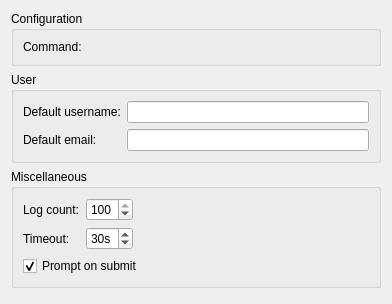
Old version of the form src/plugins/mercurial/optionspage.ui in the repository qt-creator/qt-creator.
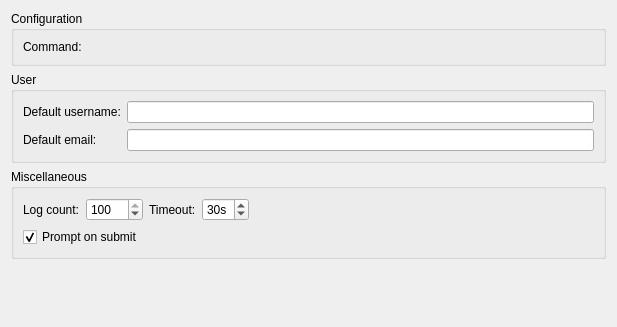
New version of the form. Custom widgets are drawn as their Qt base class.

Commit message:
Reduce height of version control settings pages.
This is basically about the git page, but the others have similar
controls.
I'd actually like to get rid of the gitk and repository browser boxes,
but don't want to change too many strings for 2.6.1.

Task-number: QTCREATORBUG-8345

```diff
--- a/src/plugins/mercurial/optionspage.ui
+++ b/src/plugins/mercurial/optionspage.ui
@@ -6,8 +6,8 @@
    <rect>
     <x>0</x>
     <y>0</y>
-    <width>392</width>
-    <height>304</height>
+    <width>617</width>
+    <height>327</height>
    </rect>
   </property>
   <property name="windowTitle">
@@ -103,6 +103,23 @@
        </widget>
       </item>
       <item row="0" column="2">
+       <widget class="QLabel" name="timeoutSecondsLabel">
+        <property name="text">
+         <string>Timeout:</string>
+        </property>
+       </widget>
+      </item>
+      <item row="0" column="3">
+       <widget class="QSpinBox" name="timeout">
+        <property name="suffix">
+         <string>s</string>
+        </property>
+        <property name="value">
+         <number>30</number>
+        </property>
+       </widget>
+      </item>
+      <item row="0" column="4">
        <spacer name="horizontalSpacer">
         <property name="orientation">
          <enum>Qt::Horizontal</enum>
@@ -115,24 +132,7 @@
         </property>
        </spacer>
       </item>
-      <item row="1" column="0">
-       <widget class="QLabel" name="timeoutSecondsLabel">
-        <property name="text">
-         <string>Timeout:</string>
-        </property>
-       </widget>
-      </item>
-      <item row="1" column="1">
-       <widget class="QSpinBox" name="timeout">
-        <property name="suffix">
-         <string>s</string>
-        </property>
-        <property name="value">
-         <number>30</number>
-        </property>
-       </widget>
-      </item>
-      <item row="2" column="0" colspan="3">
+      <item row="1" column="0" colspan="2">
        <widget class="QCheckBox" name="promptOnSubmitCheckBox">
         <property name="text">
          <string>Prompt on submit</string>
```
The commit also changes 4 other files.
